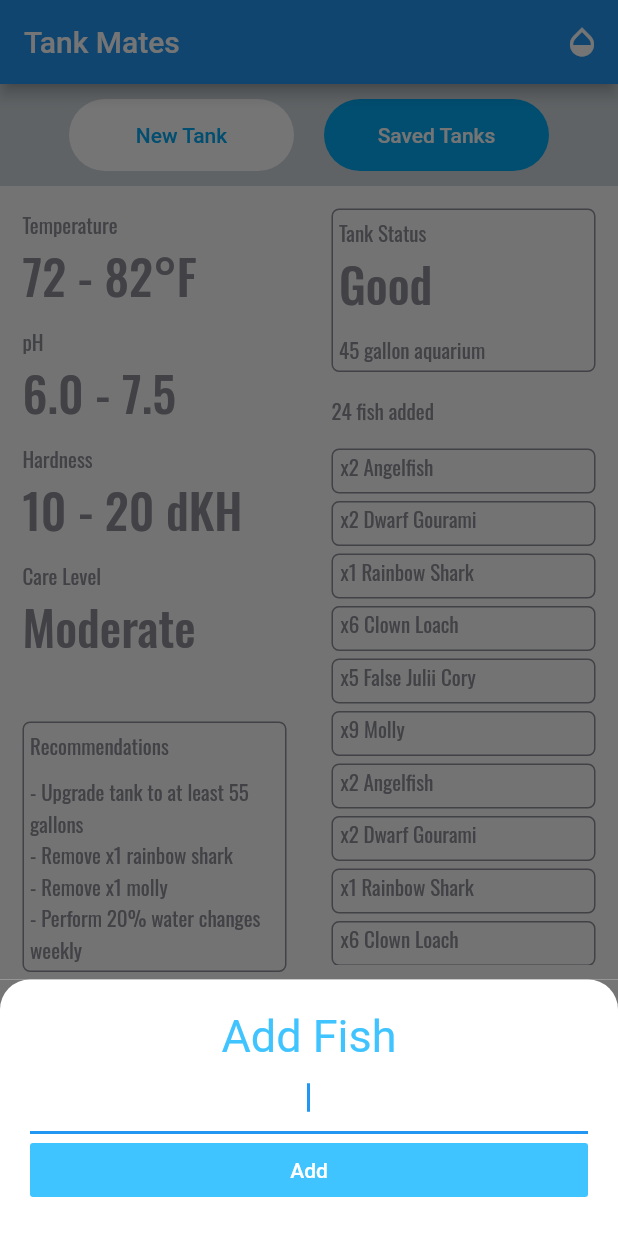
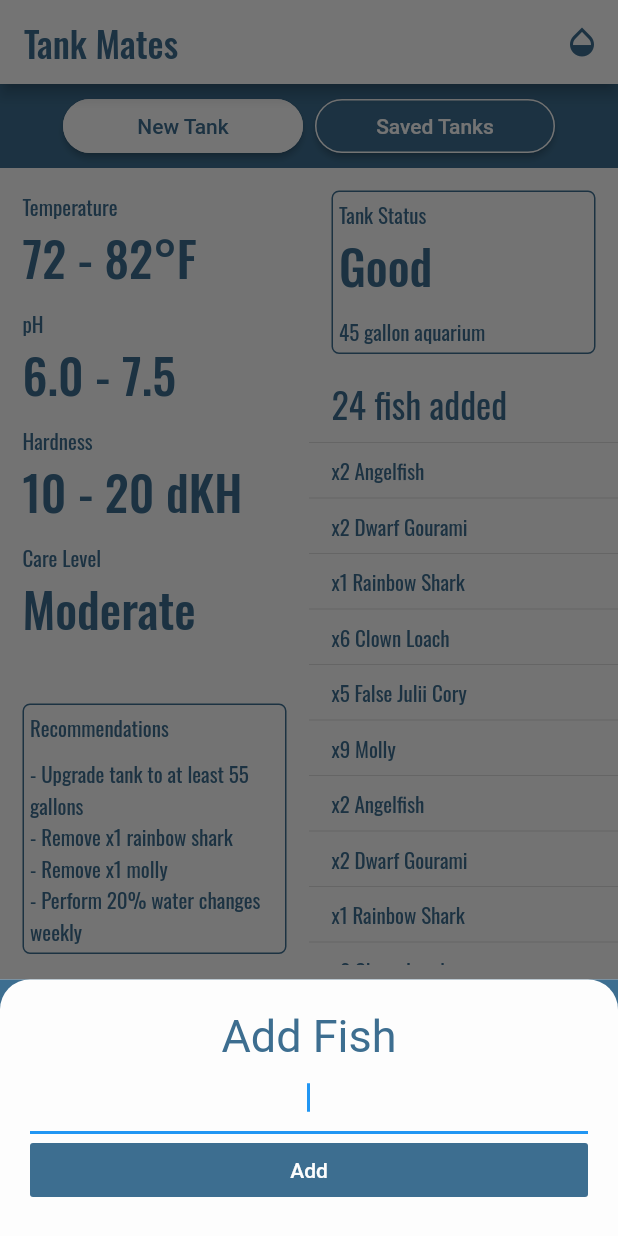
Before and after one commit to connorlof/tank_mates, a Flutter app: the screen it shows after launch, after a tap on the "add" icon, on a phone screen of 412 x 824 dp. Run offline on Flutter 3.47's test engine with Material 2 defaults, Android fonts, the phone set to English and light mode, and no system bars.

Commit message:
updated color scheme in edit tank screen

```diff
--- a/lib/main.dart
+++ b/lib/main.dart
@@ -1,6 +1,7 @@
 import 'package:flutter/material.dart';
 import 'package:tank_mates/screens/edit_tank_screen.dart';
 import 'package:tank_mates/screens/saved_tanks_screen.dart';
+import 'package:tank_mates/util/constants.dart';
 
 void main() => runApp(TankMatesApp());
 
@@ -8,7 +9,14 @@ class TankMatesApp extends StatelessWidget {
   @override
   Widget build(BuildContext context) {
     return MaterialApp(
-      theme: ThemeData.light(),
+      theme: ThemeData(
+          primaryColor: kBackGroundColor,
+          secondaryHeaderColor: kPrimaryColor,
+          accentColor: kPrimaryColor,
+          primaryTextTheme: TextTheme(
+              title: TextStyle(
+            color: kPrimaryColor,
+          ))),
       initialRoute: EditTankScreen.id,
       routes: {
         EditTankScreen.id: (context) => EditTankScreen(),
--- a/lib/screens/add_fish_screen.dart
+++ b/lib/screens/add_fish_screen.dart
@@ -1,4 +1,5 @@
 import 'package:flutter/material.dart';
+import 'package:tank_mates/util/constants.dart';
 
 class AddFishScreen extends StatelessWidget {
   @override
@@ -6,11 +7,11 @@ class AddFishScreen extends StatelessWidget {
     String newTaskTitle;
 
     return Container(
-      color: Color(0xff757575),
+      color: kPrimaryColor,
       child: Container(
         padding: EdgeInsets.all(20.0),
         decoration: BoxDecoration(
-          color: Colors.white,
+          color: kBackGroundColor,
           borderRadius: BorderRadius.only(
             topLeft: Radius.circular(20.0),
             topRight: Radius.circular(20.0),
@@ -24,7 +25,7 @@ class AddFishScreen extends StatelessWidget {
               textAlign: TextAlign.center,
               style: TextStyle(
                 fontSize: 30.0,
-                color: Colors.lightBlueAccent,
+                color: kPrimaryColor,
               ),
             ),
             TextField(
@@ -38,10 +39,10 @@ class AddFishScreen extends StatelessWidget {
               child: Text(
                 'Add',
                 style: TextStyle(
-                  color: Colors.white,
+                  color: kBackGroundColor,
                 ),
               ),
-              color: Colors.lightBlueAccent,
+              color: kPrimaryColor,
               onPressed: () {
                 Navigator.pop(context);
               },
--- a/lib/screens/edit_tank_screen.dart
+++ b/lib/screens/edit_tank_screen.dart
@@ -5,7 +5,6 @@ import 'package:tank_mates/screens/saved_tanks_screen.dart';
 import 'package:tank_mates/screens/settings_screen.dart';
 import 'package:tank_mates/util/constants.dart';
 import 'package:tank_mates/widgets/parameter_tile.dart';
-import 'package:tank_mates/widgets/round_button.dart';
 
 class EditTankScreen extends StatefulWidget {
   static String id = kIdEditTankScreen;
@@ -58,11 +57,17 @@ class _EditTankScreenState extends State<EditTankScreen> {
   Widget build(BuildContext context) {
     return Scaffold(
       appBar: AppBar(
-        title: Text(appName),
+        title: Text(
+          appName,
+          style: kTextStyleHeader,
+        ),
         actions: <Widget>[
           // overflow menu
           PopupMenuButton<AppBarChoice>(
-            icon: Icon(Icons.opacity),
+            icon: Icon(
+              Icons.opacity,
+              color: kPrimaryColor,
+            ),
             onSelected: _selectTopIndex,
             itemBuilder: (BuildContext context) {
               return appBarChoices.map((AppBarChoice choice) {
@@ -79,26 +84,50 @@ class _EditTankScreenState extends State<EditTankScreen> {
         mainAxisAlignment: MainAxisAlignment.start,
         children: <Widget>[
           Container(
-            color: Colors.blueGrey.shade100,
+            color: kPrimaryColor,
             child: Row(
               mainAxisAlignment: MainAxisAlignment.center,
               children: <Widget>[
-                RoundButton(
-                  color: Colors.white,
-                  title: 'New Tank',
-                  textColor: Colors.lightBlue,
+                Padding(
+                  padding: const EdgeInsets.all(4.0),
+                  child: ButtonTheme(
+                    minWidth: 160.0,
+                    child: RaisedButton(
                       onPressed: () {},
+                      child: Text(
+                        'New Tank',
+                        style: TextStyle(color: kPrimaryColor),
                       ),
-                RoundButton(
-                  color: Colors.lightBlue,
-                  title: 'Saved Tanks',
-                  textColor: Colors.white,
+                      color: kBackGroundColor,
+                      shape: RoundedRectangleBorder(
+                        side: BorderSide(color: kBackGroundColor),
+                        borderRadius: BorderRadius.circular(30.0),
+                      ),
+                    ),
+                  ),
+                ),
+                Padding(
+                  padding: const EdgeInsets.all(4.0),
+                  child: ButtonTheme(
+                    minWidth: 160.0,
+                    child: RaisedButton(
                       onPressed: () {
                         Navigator.push(
                             context,
                             MaterialPageRoute(
                                 builder: (context) => SavedTanksScreen()));
                       },
+                      child: Text(
+                        'Saved Tanks',
+                        style: TextStyle(color: kBackGroundColor),
+                      ),
+                      color: kPrimaryColor,
+                      shape: RoundedRectangleBorder(
+                        side: BorderSide(color: kBackGroundColor),
+                        borderRadius: BorderRadius.circular(30.0),
+                      ),
+                    ),
+                  ),
                 ),
               ],
             ),
@@ -214,7 +243,7 @@ class _EditTankScreenState extends State<EditTankScreen> {
                           children: <Widget>[
                             Text(
                               "24 fish added",
-                              style: kTextStyleSmall,
+                              style: kTextStyleHeader,
                             ),
                           ],
                         ),
@@ -222,27 +251,20 @@ class _EditTankScreenState extends State<EditTankScreen> {
                       Container(
                         child: Expanded(
                           child: ListView.builder(
-                            padding: const EdgeInsets.all(15.0),
                             itemCount: fishAddedList.length,
                             itemBuilder: (BuildContext context, int index) {
-                              return Container(
-                                height: 30.0,
-                                padding: EdgeInsets.symmetric(
-                                  horizontal: 5.0,
-                                ),
-                                margin: EdgeInsets.only(
-                                  bottom: 5.0,
-                                ),
-                                decoration: BoxDecoration(
-                                  border: Border.all(
-                                    color: kCardColor,
-                                  ),
-                                  borderRadius: BorderRadius.circular(5.0),
-                                ),
+                              return Column(
+                                crossAxisAlignment: CrossAxisAlignment.start,
+                                children: <Widget>[
+                                  Divider(),
+                                  Padding(
+                                    padding: const EdgeInsets.only(left: 15.0),
                                     child: Text(
                                       '${fishAddedList[index]}',
                                       style: kTextStyleSmall,
                                     ),
+                                  ),
+                                ],
                               );
                             },
                           ),
@@ -284,7 +306,7 @@ class _EditTankScreenState extends State<EditTankScreen> {
                           child: Icon(
                             Icons.add,
                             size: 80.0,
-                            color: Colors.grey.shade50,
+                            color: kBackGroundColor,
                           ),
                         ),
                       ),
@@ -299,15 +321,15 @@ class _EditTankScreenState extends State<EditTankScreen> {
                               ),
                               decoration: BoxDecoration(
                                 border: Border.all(
-                                  color: kCardColor,
+                                  color: kPrimaryColor,
                                 ),
-                                color: kCardColor,
+                                color: kPrimaryColor,
                                 borderRadius: BorderRadius.circular(5.0),
                               ),
                               child: Icon(
                                 Icons.settings,
                                 size: 24.0,
-                                color: Colors.grey.shade50,
+                                color: kBackGroundColor,
                               ),
                             ),
                           ),
@@ -320,15 +342,15 @@ class _EditTankScreenState extends State<EditTankScreen> {
                               ),
                               decoration: BoxDecoration(
                                 border: Border.all(
-                                  color: kCardColor,
+                                  color: kPrimaryColor,
                                 ),
-                                color: kCardColor,
+                                color: kPrimaryColor,
                                 borderRadius: BorderRadius.circular(5.0),
                               ),
                               child: Icon(
                                 Icons.save,
                                 size: 24.0,
-                                color: Colors.grey.shade50,
+                                color: kBackGroundColor,
                               ),
                             ),
                           ),
--- a/lib/util/constants.dart
+++ b/lib/util/constants.dart
@@ -6,24 +6,33 @@ const kIdAboutScreen = 'about_screen';
 const kIdSettingsScreen = 'settings_screen';
 
 const String appName = 'Tank Mates';
-const kCardColor = Color(0xFF8D8E98);
+
+const kPrimaryColor = const Color(0xFF3D6E90);
+const kBackGroundColor = const Color(0xFFFDFDFD);
+const kCardColor = kPrimaryColor;
 
 const kTextStyleSmall = TextStyle(
   fontSize: 14.0,
-  color: Color(0xFF8D8E98),
+  color: kPrimaryColor,
+  fontFamily: 'Oswald',
+);
+
+const kTextStyleHeader = TextStyle(
+  fontSize: 24.0,
+  color: kPrimaryColor,
   fontFamily: 'Oswald',
 );
 
 const kTextStyleLarge = TextStyle(
   fontSize: 32.0,
   fontWeight: FontWeight.w500,
-  color: Color(0xFF8D8E98),
+  color: kPrimaryColor,
   fontFamily: 'Oswald',
 );
 
 const kRecommendationTextStyle = TextStyle(
   fontSize: 18.0,
-  color: Color(0xFF8D8E98),
+  color: kPrimaryColor,
   fontFamily: 'Oswald',
 );
 
```
Lines whose indentation alone changed are shown as unchanged.
